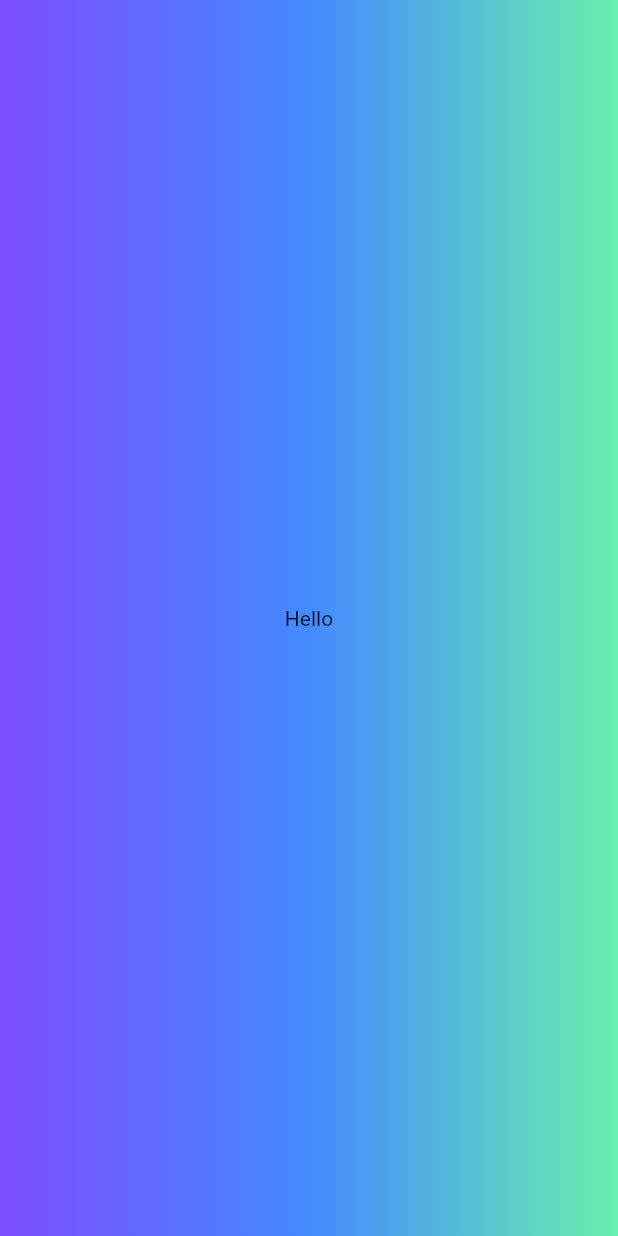
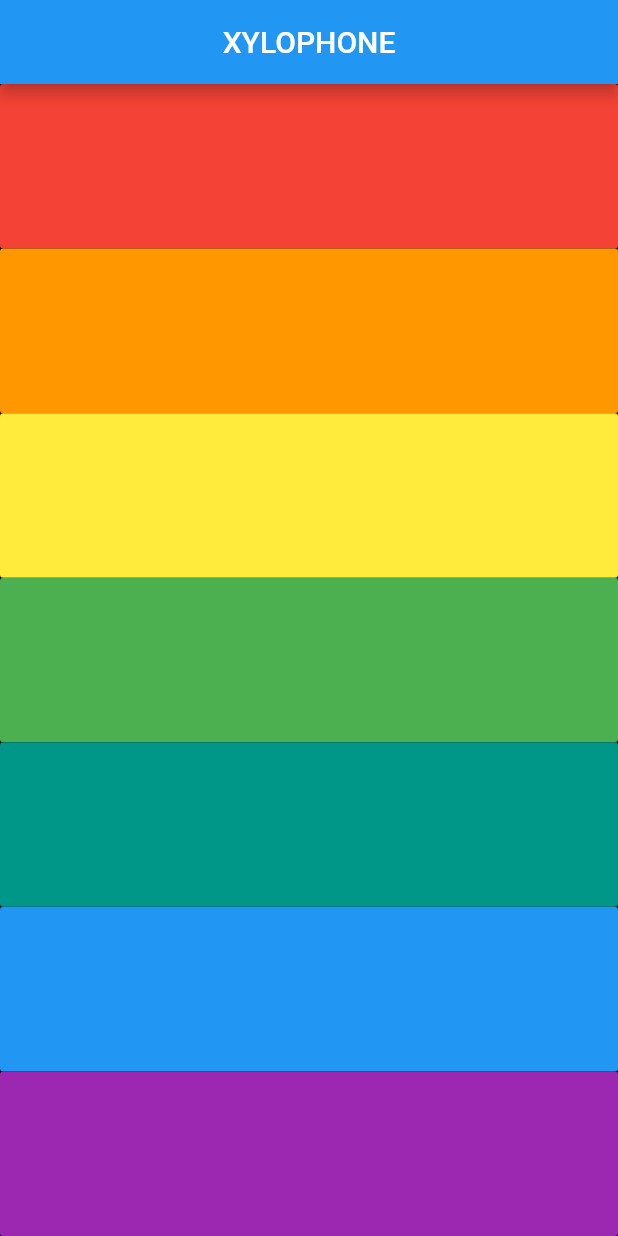
Before and after one commit to AnomDevgun/AppDev, a Flutter app: the screen it shows after launch, on a phone screen of 412 x 824 dp. Run offline on Flutter 3.47's test engine with Material 2 defaults, Android fonts, the phone set to English and light mode, and no system bars; our stand-ins replace audioplayers.

Commit message:
working on Xylophone

```diff
--- a/xylophone/lib/main.dart
+++ b/xylophone/lib/main.dart
@@ -1,24 +1,46 @@
 import 'package:flutter/material.dart';
-import 'package:english_words/english_words.dart';
+import 'package:audioplayers/audio_cache.dart';
 
 void main() => runApp(XylophoneApp());
 
 class XylophoneApp extends StatelessWidget {
+  void playSound(int soundNumber) {
+    final player = AudioCache();
+    player.play('note$soundNumber.wav');
+  }
+
+  Expanded buildKey({Color color, int soundNumber}) {
+    return Expanded(
+      child: FlatButton(
+        color: color,
+        onPressed: () {
+          playSound(soundNumber);
+        },
+      ),
+    );
+  }
+
   @override
   Widget build(BuildContext context) {
     return MaterialApp(
       home: Scaffold(
+        appBar: AppBar(
+          centerTitle: true,
+          title: Text('XYLOPHONE'),
+        ),
+        backgroundColor: Colors.black,
         body: SafeArea(
-          child: Container(
-            width: double.infinity,
-            height: double.infinity,
-            child: Center(child: Text('Hello')),
-            decoration: BoxDecoration(
-                gradient: LinearGradient(colors: [
-              Colors.deepPurpleAccent,
-              Colors.blueAccent,
-              Colors.greenAccent.shade200
-            ])),
+          child: Column(
+            crossAxisAlignment: CrossAxisAlignment.stretch,
+            children: <Widget>[
+              buildKey(color: Colors.red, soundNumber: 1),
+              buildKey(color: Colors.orange, soundNumber: 2),
+              buildKey(color: Colors.yellow, soundNumber: 3),
+              buildKey(color: Colors.green, soundNumber: 4),
+              buildKey(color: Colors.teal, soundNumber: 5),
+              buildKey(color: Colors.blue, soundNumber: 6),
+              buildKey(color: Colors.purple, soundNumber: 7),
+            ],
           ),
         ),
       ),
--- a/xylophone/pubspec.yaml
+++ b/xylophone/pubspec.yaml
@@ -11,7 +11,8 @@
     sdk: flutter
 
   cupertino_icons: ^0.1.2
-  english_words: ^3.1.5
+  audioplayers: ^0.15.1
+
 
 dev_dependencies:
   flutter_test:
```
